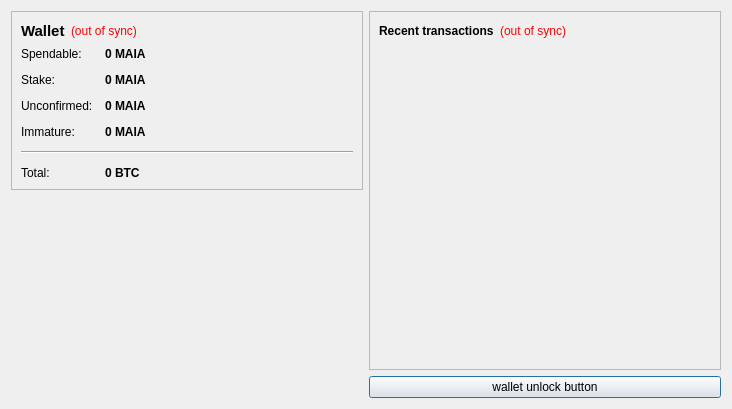
Above: src/qt/forms/overviewpage.ui from GryfenCrypto/gryfencoin before the change. Below: the same form after it.
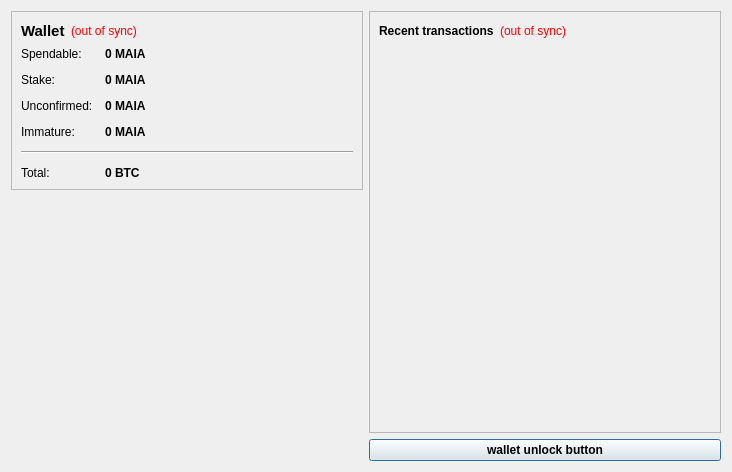
That is the form after the change. Icons and pictures are not drawn.

What changed in the file:
```diff
--- a/src/qt/forms/overviewpage.ui
+++ b/src/qt/forms/overviewpage.ui
@@ -7,7 +7,7 @@
     <x>0</x>
     <y>0</y>
     <width>732</width>
-    <height>409</height>
+    <height>472</height>
    </rect>
   </property>
   <property name="windowTitle">
@@ -365,6 +365,12 @@
          <height>16777214</height>
         </size>
        </property>
+       <property name="font">
+        <font>
+         <weight>75</weight>
+         <bold>true</bold>
+        </font>
+       </property>
        <property name="toolTip">
         <string/>
        </property>
```
Left out of the diff: 405 changed lines with no effect on the pictures.
